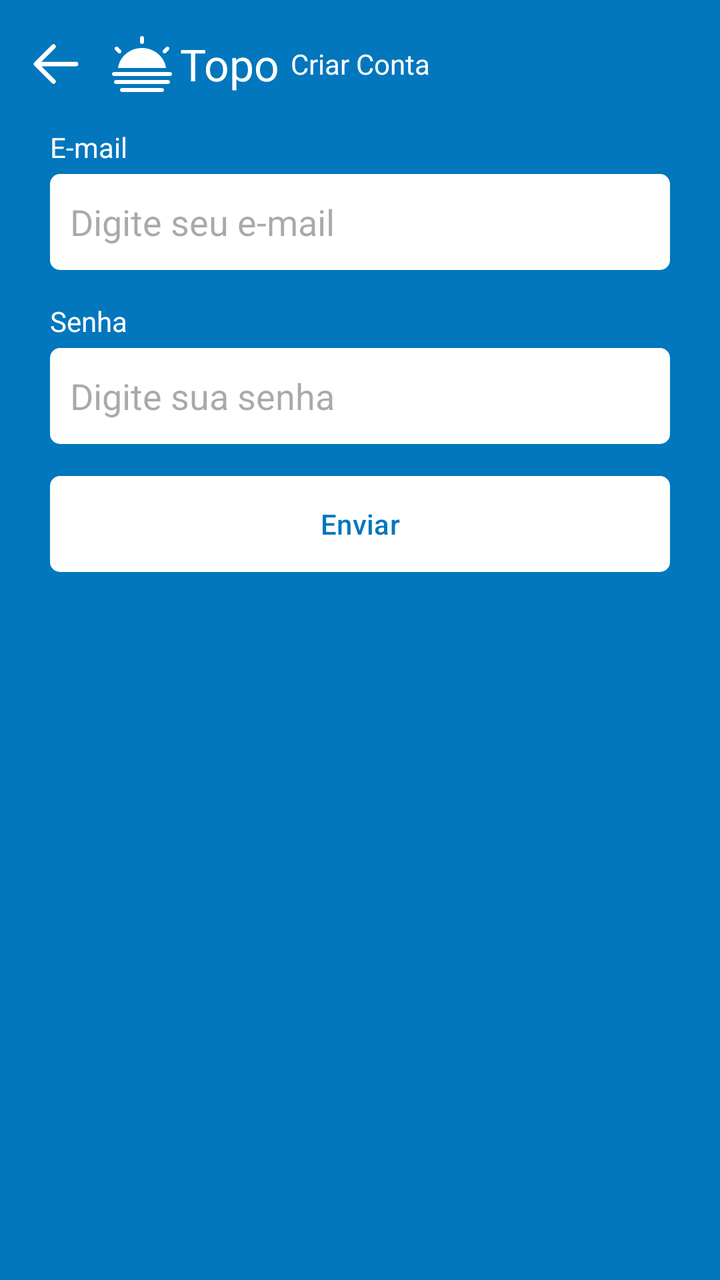
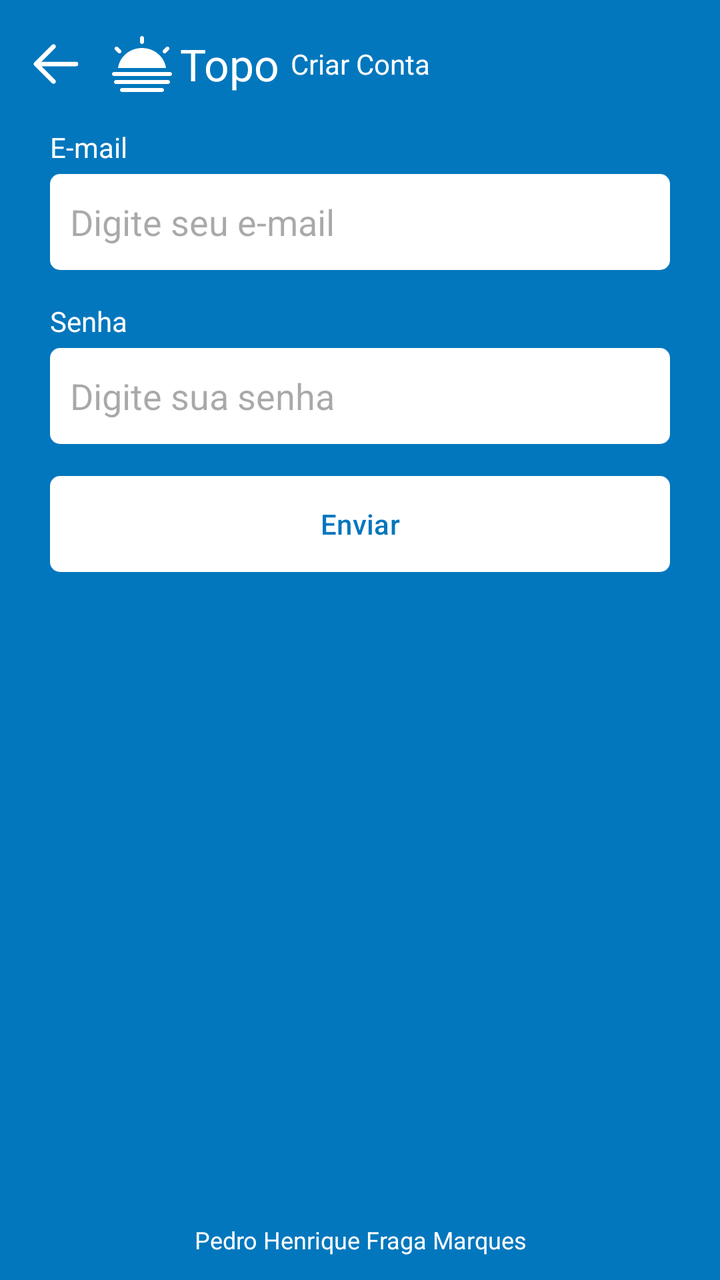

Before-and-after screenshots of an Android layout around one commit, followed by the original layout XML and the change that was made.
<!-- AndroidManifest.xml: application theme Theme.Kanban -->
<!-- res/layout/fragment_register.xml -->
<?xml version="1.0" encoding="utf-8"?>
<ScrollView xmlns:android="http://schemas.android.com/apk/res/android"
    xmlns:app="http://schemas.android.com/apk/res-auto"
    xmlns:tools="http://schemas.android.com/tools"
    android:layout_width="match_parent"
    android:layout_height="match_parent"
    android:fillViewport="true"
    tools:context=".ui.auth.RegisterFragment">

    <LinearLayout
        android:id="@+id/linearLayout"
        android:layout_width="match_parent"
        android:layout_height="wrap_content"
        android:orientation="vertical">

        <com.google.android.material.appbar.MaterialToolbar
            android:id="@+id/toolbar"
            android:layout_width="match_parent"
            android:layout_height="wrap_content"
            app:logo="@drawable/ic_logo"
            app:navigationIcon="@drawable/ic_back"
            app:title="Topo"
            app:titleTextColor="@color/white">

            <TextView
                android:layout_width="wrap_content"
                android:layout_height="wrap_content"
                android:layout_gravity="center_horizontal"
                android:text="Criar Conta"
                android:textColor="@color/white" />
        </com.google.android.material.appbar.MaterialToolbar>

        <LinearLayout
            android:id="@+id/linearLayout2"
            android:layout_width="match_parent"
            android:layout_height="wrap_content"
            android:layout_marginHorizontal="25dp"
            android:orientation="vertical">

            <TextView
                android:layout_width="wrap_content"
                android:layout_height="wrap_content"
                android:text="E-mail"
                android:textColor="@color/white" />

            <EditText
                android:id="@+id/editTextEmail"
                android:layout_width="match_parent"
                android:layout_height="48dp"
                android:layout_marginTop="4dp"
                android:background="@drawable/bg_edit_text"
                android:hint="Digite seu e-mail"
                android:inputType="textEmailAddress"
                android:padding="10dp" />

            <TextView
                android:layout_width="wrap_content"
                android:layout_height="wrap_content"
                android:layout_marginTop="16dp"
                android:text="Senha"
                android:textColor="@color/white" />

            <EditText
                android:id="@+id/editTextSenha"
                android:layout_width="match_parent"
                android:layout_height="48dp"
                android:layout_marginTop="4dp"
                android:background="@drawable/bg_edit_text"
                android:hint="Digite sua senha"
                android:inputType="textPassword"
                android:padding="10dp" />

            <com.google.android.material.button.MaterialButton
                android:id="@+id/buttonEnviar"
                android:layout_width="match_parent"
                android:layout_height="wrap_content"
                android:layout_marginTop="16dp"
                android:background="@drawable/bg_btn"
                android:text="Enviar"
                android:textColor="@color/color_default"
                app:backgroundTint="@null" />

            <ProgressBar
                android:id="@+id/progressBar"
                android:layout_width="wrap_content"
                android:layout_height="wrap_content"
                android:layout_gravity="center"
                android:layout_marginTop="8dp"
                android:indeterminateTint="@color/white"
                android:visibility="gone" />
        </LinearLayout>
    </LinearLayout>
</ScrollView>
<!-- resources referenced by this layout -->
<resources>
  <color name="color_default">#0277BD</color>
  <color name="white">#FFFFFFFF</color>
  <!-- drawable bg_btn (drawable) -->
  <?xml version="1.0" encoding="utf-8"?>
  <shape xmlns:android="http://schemas.android.com/apk/res/android"
      android:shape="rectangle">
      <solid android:color="@color/white" />
      <corners android:radius="5dp" />
  </shape>
  <!-- drawable bg_edit_text (drawable) -->
  <?xml version="1.0" encoding="utf-8"?>
  <shape xmlns:android="http://schemas.android.com/apk/res/android"
      android:shape="rectangle">
  
      <solid android:color="@color/white" />
  
      <corners android:radius="5dp" />
  
  </shape>
  <!-- drawable ic_back (drawable) -->
  <vector xmlns:android="http://schemas.android.com/apk/res/android"
      android:width="30dp"
      android:height="30dp"
      android:viewportWidth="24"
      android:viewportHeight="24">
      <path
          android:fillColor="#FFFFFFFF"
          android:pathData="M20,12L4,12M4,12l7,-7M4,12l7,7"
          android:strokeColor="#FFFFFFFF"
          android:strokeWidth="1.8"
          android:strokeLineCap="round"
          android:strokeLineJoin="round" />
  </vector>
  <!-- drawable ic_logo (drawable) -->
  <vector xmlns:android="http://schemas.android.com/apk/res/android" android:height="30dp" android:viewportHeight="30" android:viewportWidth="30" android:width="30dp">
        
      <path android:fillColor="#FFFFFF" android:fillType="evenOdd" android:pathData="M25,27L5,27C4.448,27 4,27.448 4,28C4,28.553 4.448,29 5,29L25,29C25.552,29 26,28.553 26,28C26,27.448 25.552,27 25,27L25,27ZM28,23L2,23C1.448,23 1,23.448 1,24C1,24.553 1.448,25 2,25L28,25C28.552,25 29,24.553 29,24C29,23.448 28.552,23 28,23L28,23ZM29,19L1,19C0.448,19 0,19.447 0,20C0,20.553 0.448,21 1,21L29,21C29.552,21 30,20.553 30,20C30,19.447 29.552,19 29,19L29,19ZM15,5C15.552,5 16,4.553 16,4L16,2C16,1.447 15.552,1 15,1C14.448,1 14,1.447 14,2L14,4C14,4.553 14.448,5 15,5L15,5ZM27,9.414L28.414,8C28.805,7.609 28.805,6.977 28.414,6.586C28.024,6.195 27.391,6.195 27,6.586L25.586,8C25.195,8.391 25.195,9.023 25.586,9.414C25.977,9.805 26.609,9.805 27,9.414L27,9.414ZM3,9.414C3.391,9.805 4.024,9.805 4.414,9.414C4.805,9.023 4.805,8.391 4.414,8L3,6.586C2.609,6.195 1.977,6.195 1.586,6.586C1.195,6.977 1.195,7.609 1.586,8L3,9.414L3,9.414ZM27,17C26.231,11.359 21.096,7 15,7C8.904,7 3.769,11.359 3,17L27,17L27,17Z" android:strokeColor="#00000000" android:strokeWidth="1"/>
      
  </vector>
  <style name="Theme.Kanban" parent="Base.Theme.Kanban" />
  <style name="Base.Theme.Kanban" parent="Theme.Material3.DayNight.NoActionBar">
          
          
          <item name="android:windowBackground">@color/color_default</item>
          <item name="colorPrimary">@color/colorPrimary</item>
          <item name="colorPrimaryVariant">@color/colorPrimaryVariant</item>
  
      </style>
  <color name="colorPrimary">#0277BD</color>
  <color name="colorPrimaryVariant">#01579B</color>
</resources>

<!-- the commit's change to res/layout/fragment_register.xml (unified diff, before → after) -->
@@ -44,7 +44,6 @@
                 android:textColor="@color/white" />
 
             <EditText
-                android:id="@+id/editTextEmail"
                 android:layout_width="match_parent"
                 android:layout_height="48dp"
                 android:layout_marginTop="4dp"
@@ -61,7 +60,6 @@
                 android:textColor="@color/white" />
 
             <EditText
-                android:id="@+id/editTextSenha"
                 android:layout_width="match_parent"
                 android:layout_height="48dp"
                 android:layout_marginTop="4dp"
@@ -71,7 +69,6 @@
                 android:padding="10dp" />
 
             <com.google.android.material.button.MaterialButton
-                android:id="@+id/buttonEnviar"
                 android:layout_width="match_parent"
                 android:layout_height="wrap_content"
                 android:layout_marginTop="16dp"
@@ -89,5 +86,19 @@
                 android:indeterminateTint="@color/white"
                 android:visibility="gone" />
         </LinearLayout>
+
+        <Space
+            android:layout_width="match_parent"
+            android:layout_height="0dp"
+            android:layout_weight="1" />
+
+        <TextView
+            android:layout_width="match_parent"
+            android:layout_height="wrap_content"
+            android:gravity="center"
+            android:padding="12dp"
+            android:text="@string/student_name"
+            android:textColor="@color/white"
+            android:textSize="12sp" />
     </LinearLayout>
 </ScrollView>
<!-- resource entries referenced after the edit -->
@@ -39,6 +39,7 @@
       <path android:fillColor="#FFFFFF" android:fillType="evenOdd" android:pathData="M25,27L5,27C4.448,27 4,27.448 4,28C4,28.553 4.448,29 5,29L25,29C25.552,29 26,28.553 26,28C26,27.448 25.552,27 25,27L25,27ZM28,23L2,23C1.448,23 1,23.448 1,24C1,24.553 1.448,25 2,25L28,25C28.552,25 29,24.553 29,24C29,23.448 28.552,23 28,23L28,23ZM29,19L1,19C0.448,19 0,19.447 0,20C0,20.553 0.448,21 1,21L29,21C29.552,21 30,20.553 30,20C30,19.447 29.552,19 29,19L29,19ZM15,5C15.552,5 16,4.553 16,4L16,2C16,1.447 15.552,1 15,1C14.448,1 14,1.447 14,2L14,4C14,4.553 14.448,5 15,5L15,5ZM27,9.414L28.414,8C28.805,7.609 28.805,6.977 28.414,6.586C28.024,6.195 27.391,6.195 27,6.586L25.586,8C25.195,8.391 25.195,9.023 25.586,9.414C25.977,9.805 26.609,9.805 27,9.414L27,9.414ZM3,9.414C3.391,9.805 4.024,9.805 4.414,9.414C4.805,9.023 4.805,8.391 4.414,8L3,6.586C2.609,6.195 1.977,6.195 1.586,6.586C1.195,6.977 1.195,7.609 1.586,8L3,9.414L3,9.414ZM27,17C26.231,11.359 21.096,7 15,7C8.904,7 3.769,11.359 3,17L27,17L27,17Z" android:strokeColor="#00000000" android:strokeWidth="1"/>
       
   </vector>
+  <string name="student_name">Pedro Henrique Fraga Marques</string>
   <style name="Theme.Kanban" parent="Base.Theme.Kanban" />
   <style name="Base.Theme.Kanban" parent="Theme.Material3.DayNight.NoActionBar">
           
